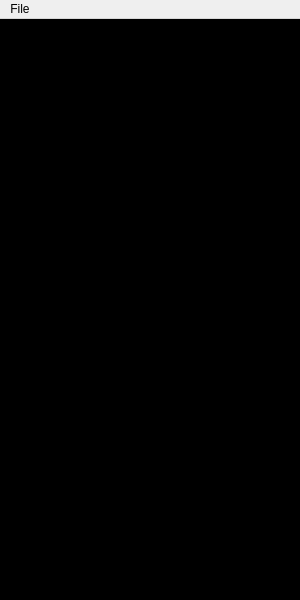
Qt form TrafficLightSimulation/trafficlightview.ui (Marsetex/TrafficLightSimulation) before a commit.
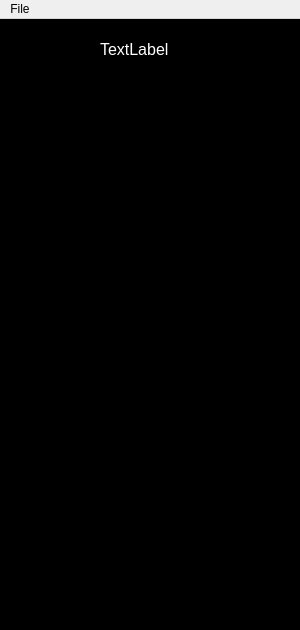
The same form after that commit.

What changed in the file:
```diff
--- a/TrafficLightSimulation/trafficlightview.ui
+++ b/TrafficLightSimulation/trafficlightview.ui
@@ -7,7 +7,7 @@
     <x>0</x>
     <y>0</y>
     <width>300</width>
-    <height>600</height>
+    <height>630</height>
    </rect>
   </property>
   <property name="windowTitle">
@@ -20,7 +20,7 @@
       <x>0</x>
       <y>0</y>
       <width>300</width>
-      <height>581</height>
+      <height>630</height>
      </rect>
     </property>
     <property name="styleSheet">
@@ -29,6 +29,27 @@
 border: transparent;</string>
     </property>
    </widget>
+   <widget class="QLabel" name="stateOutputLabel">
+    <property name="geometry">
+     <rect>
+      <x>100</x>
+      <y>20</y>
+      <width>101</width>
+      <height>20</height>
+     </rect>
+    </property>
+    <property name="font">
+     <font>
+      <pointsize>12</pointsize>
+     </font>
+    </property>
+    <property name="styleSheet">
+     <string notr="true">color: rgb(255, 255, 255);</string>
+    </property>
+    <property name="text">
+     <string>TextLabel</string>
+    </property>
+   </widget>
   </widget>
   <widget class="QMenuBar" name="menuBar">
    <property name="geometry">
```
